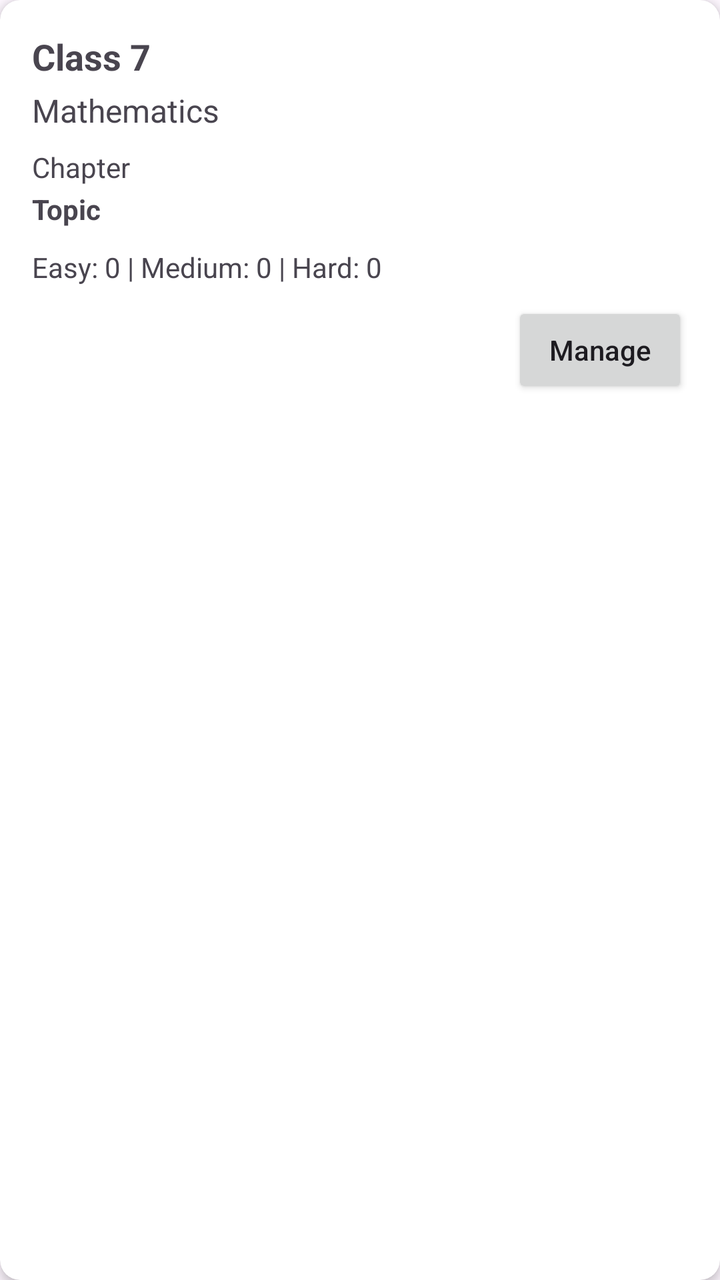
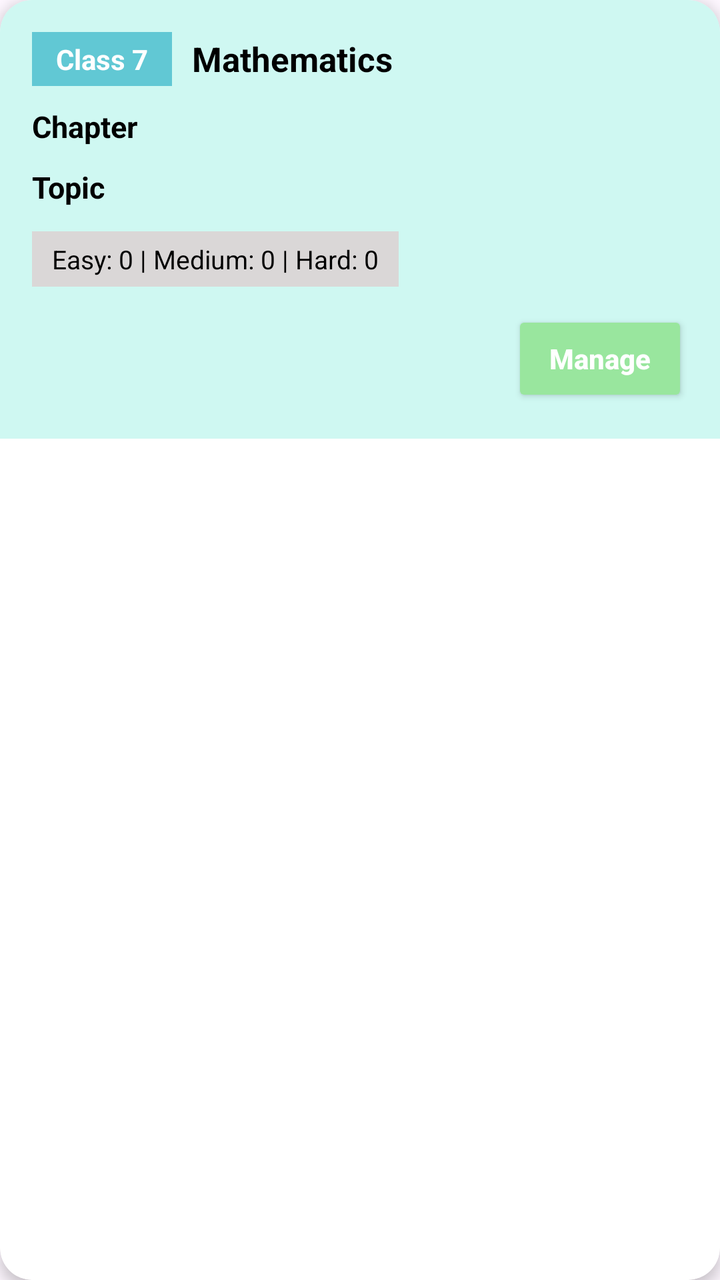

Compare the two renders of this Android layout. The source of the first and the diff that turns it into the second are given below.
<!-- AndroidManifest.xml: application theme Theme.EduQuiz -->
<!-- res/layout/item_question_bank.xml -->
<?xml version="1.0" encoding="utf-8"?>
<androidx.cardview.widget.CardView
    xmlns:android="http://schemas.android.com/apk/res/android"
    xmlns:app="http://schemas.android.com/apk/res-auto"
    android:layout_width="match_parent"
    android:layout_height="wrap_content"
    android:layout_marginBottom="12dp"
    app:cardCornerRadius="10dp"
    app:cardElevation="3dp">

    <LinearLayout
        android:layout_width="match_parent"
        android:layout_height="wrap_content"
        android:orientation="vertical"
        android:padding="16dp">

        <TextView
            android:id="@+id/tvClass"
            android:layout_width="wrap_content"
            android:layout_height="wrap_content"
            android:text="Class 7"
            android:textSize="18sp"
            android:textStyle="bold"/>

        <TextView
            android:id="@+id/tvSubject"
            android:layout_width="wrap_content"
            android:layout_height="wrap_content"
            android:text="Mathematics"
            android:textSize="16sp"
            android:layout_marginTop="4dp"/>

        <TextView
            android:id="@+id/tvChapter"
            android:layout_width="wrap_content"
            android:layout_height="wrap_content"
            android:text="Chapter"
            android:layout_marginTop="8dp"/>

        <TextView
            android:id="@+id/tvTopic"
            android:layout_width="wrap_content"
            android:layout_height="wrap_content"
            android:text="Topic"
            android:textStyle="bold"
            android:layout_marginTop="2dp"/>

        <TextView
            android:id="@+id/tvQuestionCounts"
            android:layout_width="wrap_content"
            android:layout_height="wrap_content"
            android:text="Easy: 0 | Medium: 0 | Hard: 0"
            android:layout_marginTop="10dp"/>

        <androidx.appcompat.widget.AppCompatButton
            android:id="@+id/btnManage"
            android:layout_width="wrap_content"
            android:layout_height="wrap_content"
            android:text="Manage"
            android:textAllCaps="false"
            android:layout_gravity="end"
            android:layout_marginTop="8dp"/>

    </LinearLayout>

</androidx.cardview.widget.CardView>
<!-- resources referenced by this layout -->
<resources>
  <style name="Theme.EduQuiz" parent="Base.Theme.EduQuiz" />
  <style name="Base.Theme.EduQuiz" parent="Theme.Material3.DayNight.NoActionBar">
          
          
      </style>
</resources>

<!-- the commit's change to res/layout/item_question_bank.xml (unified diff, before → after) -->
@@ -4,62 +4,104 @@
     xmlns:app="http://schemas.android.com/apk/res-auto"
     android:layout_width="match_parent"
     android:layout_height="wrap_content"
-    android:layout_marginBottom="12dp"
-    app:cardCornerRadius="10dp"
-    app:cardElevation="3dp">
+    android:layout_marginHorizontal="10dp"
+    android:layout_marginTop="12dp"
+    app:cardCornerRadius="16dp"
+    app:cardElevation="4dp">
 
     <LinearLayout
         android:layout_width="match_parent"
         android:layout_height="wrap_content"
+        android:background="@color/faint_sky_blue"
         android:orientation="vertical"
         android:padding="16dp">
 
+        
+        <LinearLayout
+            android:layout_width="match_parent"
+            android:layout_height="wrap_content"
+            android:gravity="center_vertical"
+            android:orientation="horizontal">
+
+            <TextView
+                android:id="@+id/tvClass"
+                android:layout_width="wrap_content"
+                android:layout_height="wrap_content"
+                android:background="@color/SkyBlue"
+                android:paddingLeft="12dp"
+                android:paddingRight="12dp"
+                android:paddingTop="4dp"
+                android:paddingBottom="4dp"
+                android:text="Class 7"
+                android:textColor="@color/white"
+                android:textSize="14sp"
+                android:textStyle="bold" />
+
+            <TextView
+                android:id="@+id/tvSubject"
+                android:layout_width="wrap_content"
+                android:layout_height="wrap_content"
+                android:layout_marginStart="10dp"
+                android:text="Mathematics"
+                android:textColor="@color/black"
+                android:textSize="17sp"
+                android:textStyle="bold" />
+
+        </LinearLayout>
+
+        
         <TextView
-            android:id="@+id/tvClass"
-            android:layout_width="wrap_content"
+            android:id="@+id/tvChapter"
+            android:layout_width="match_parent"
             android:layout_height="wrap_content"
-            android:text="Class 7"
-            android:textSize="18sp"
+            android:layout_marginTop="10dp"
+            android:text="Chapter"
+            android:textColor="@color/black"
+            android:textSize="15sp"
             android:textStyle="bold"/>
 
-        <TextView
-            android:id="@+id/tvSubject"
-            android:layout_width="wrap_content"
-            android:layout_height="wrap_content"
-            android:text="Mathematics"
-            android:textSize="16sp"
-            android:layout_marginTop="4dp"/>
-
-        <TextView
-            android:id="@+id/tvChapter"
-            android:layout_width="wrap_content"
-            android:layout_height="wrap_content"
-            android:text="Chapter"
-            android:layout_marginTop="8dp"/>
-
+        
         <TextView
             android:id="@+id/tvTopic"
-            android:layout_width="wrap_content"
+            android:layout_width="match_parent"
             android:layout_height="wrap_content"
+            android:layout_marginTop="10dp"
             android:text="Topic"
-            android:textStyle="bold"
-            android:layout_marginTop="2dp"/>
+            android:textColor="@color/black"
+            android:textSize="15sp"
+            android:textStyle="bold" />
 
+        
         <TextView
             android:id="@+id/tvQuestionCounts"
             android:layout_width="wrap_content"
             android:layout_height="wrap_content"
+            android:layout_marginTop="12dp"
+            android:background="@color/gray2"
+            android:paddingLeft="10dp"
+            android:paddingRight="10dp"
+            android:paddingTop="5dp"
+            android:paddingBottom="5dp"
             android:text="Easy: 0 | Medium: 0 | Hard: 0"
-            android:layout_marginTop="10dp"/>
+            android:textColor="@color/black"
+            android:textSize="13sp" />
 
+        
         <androidx.appcompat.widget.AppCompatButton
             android:id="@+id/btnManage"
             android:layout_width="wrap_content"
             android:layout_height="wrap_content"
+            android:layout_gravity="end"
+            android:layout_marginTop="12dp"
+            android:backgroundTint="@color/faintgreen"
+            android:paddingLeft="18dp"
+            android:paddingRight="18dp"
+            android:paddingTop="6dp"
+            android:paddingBottom="6dp"
             android:text="Manage"
             android:textAllCaps="false"
-            android:layout_gravity="end"
-            android:layout_marginTop="8dp"/>
+            android:textColor="@color/white"
+            android:textStyle="bold" />
 
     </LinearLayout>
 
<!-- resource entries referenced after the edit -->
@@ -1,5 +1,11 @@
 <!-- resources referenced by this layout -->
 <resources>
+  <color name="SkyBlue">#61C8D4</color>
+  <color name="black">#FF000000</color>
+  <color name="faint_sky_blue">#CFF8F2</color>
+  <color name="faintgreen">#99E69E</color>
+  <color name="gray2">#DAD7D7</color>
+  <color name="white">#FFFFFFFF</color>
   <style name="Theme.EduQuiz" parent="Base.Theme.EduQuiz" />
   <style name="Base.Theme.EduQuiz" parent="Theme.Material3.DayNight.NoActionBar">
           
